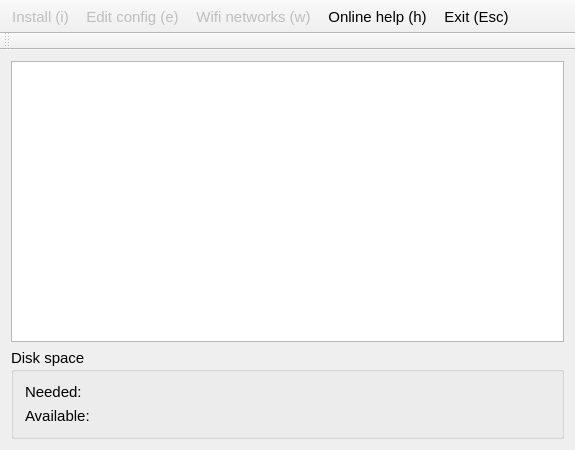
First picture: the form in recovery/mainwindow.ui, repository raspberrypi/noobs, before the edit.
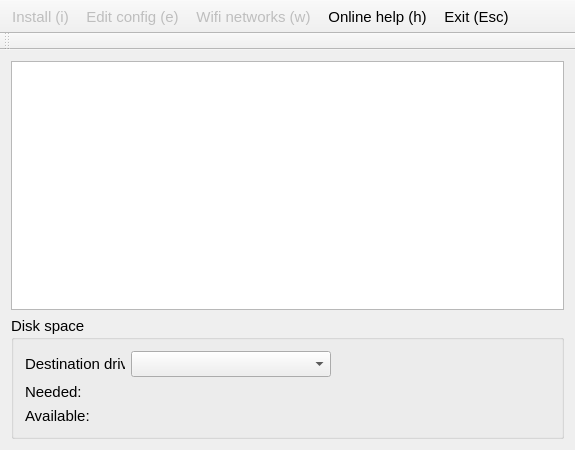
Second picture: the form after the edit. Icons and pictures are not drawn.

```diff
--- a/recovery/mainwindow.ui
+++ b/recovery/mainwindow.ui
@@ -30,6 +30,12 @@
         <pointsize>12</pointsize>
        </font>
       </property>
+      <property name="iconSize">
+       <size>
+        <width>40</width>
+        <height>40</height>
+       </size>
+      </property>
       <property name="spacing">
        <number>1</number>
       </property>
@@ -48,13 +54,42 @@
       </property>
       <layout class="QGridLayout" name="gridLayout">
        <item row="0" column="0">
+        <widget class="QLabel" name="targetLabel">
+         <property name="maximumSize">
+          <size>
+           <width>100</width>
+           <height>16777215</height>
+          </size>
+         </property>
+         <property name="text">
+          <string>Destination drive:</string>
+         </property>
+        </widget>
+       </item>
+       <item row="0" column="1">
+        <widget class="QComboBox" name="targetCombo">
+         <property name="minimumSize">
+          <size>
+           <width>0</width>
+           <height>0</height>
+          </size>
+         </property>
+         <property name="maximumSize">
+          <size>
+           <width>200</width>
+           <height>16777215</height>
+          </size>
+         </property>
+        </widget>
+       </item>
+       <item row="1" column="0" colspan="3">
         <widget class="QLabel" name="neededLabel">
          <property name="text">
           <string>Needed:</string>
          </property>
         </widget>
        </item>
-       <item row="1" column="0">
+       <item row="2" column="0" colspan="3">
         <widget class="QLabel" name="availableLabel">
          <property name="text">
           <string>Available:</string>
```
